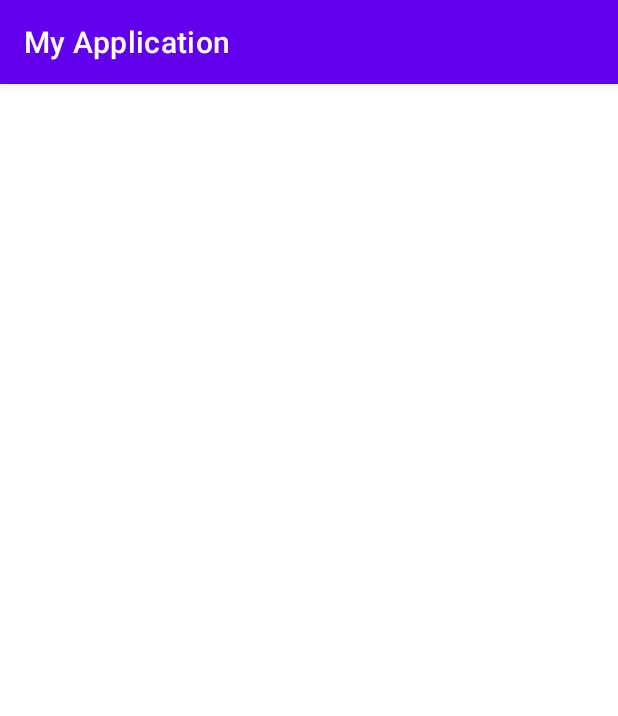
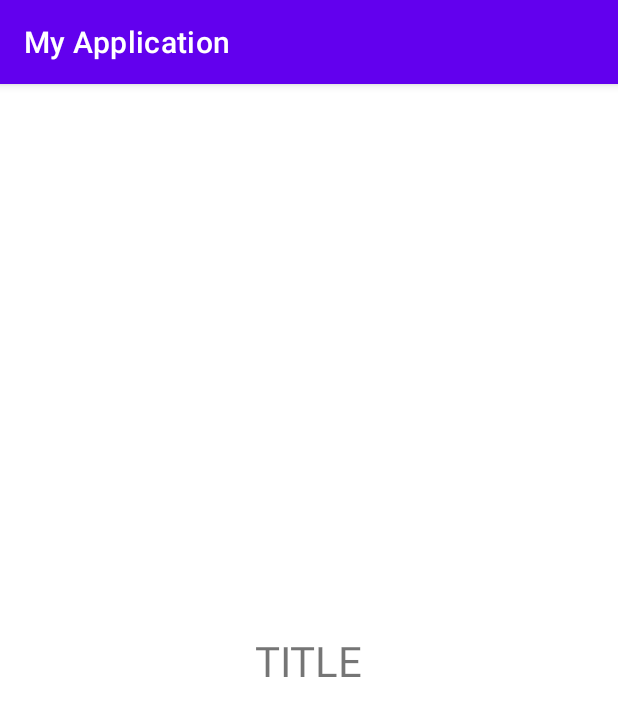
Before and after one commit to ediangca/Aces-Project-test, an Android app: the MainActivity screen opened directly, with no data from a screen before it, on a phone screen of 412 x 824 dp. Shown: the top 716 px of the screen. Run offline under Robolectric (Android 15) with nearby library versions, the phone set to English and light mode, and no system bars.

Commit message:
creating layout for main activity_main.xml

```diff
--- a/app/src/main/res/layout/activity_main.xml
+++ b/app/src/main/res/layout/activity_main.xml
@@ -6,4 +6,14 @@
     android:layout_height="match_parent"
     tools:context=".MainActivity">
 
+    <TextView
+        android:layout_width="wrap_content"
+        android:layout_height="wrap_content"
+        android:text="TITLE"
+        android:textSize="28sp"
+        app:layout_constraintTop_toTopOf="parent"
+        app:layout_constraintBottom_toBottomOf="parent"
+        app:layout_constraintStart_toStartOf="parent"
+        app:layout_constraintEnd_toEndOf="parent"/>
+
 </androidx.constraintlayout.widget.ConstraintLayout>
```
